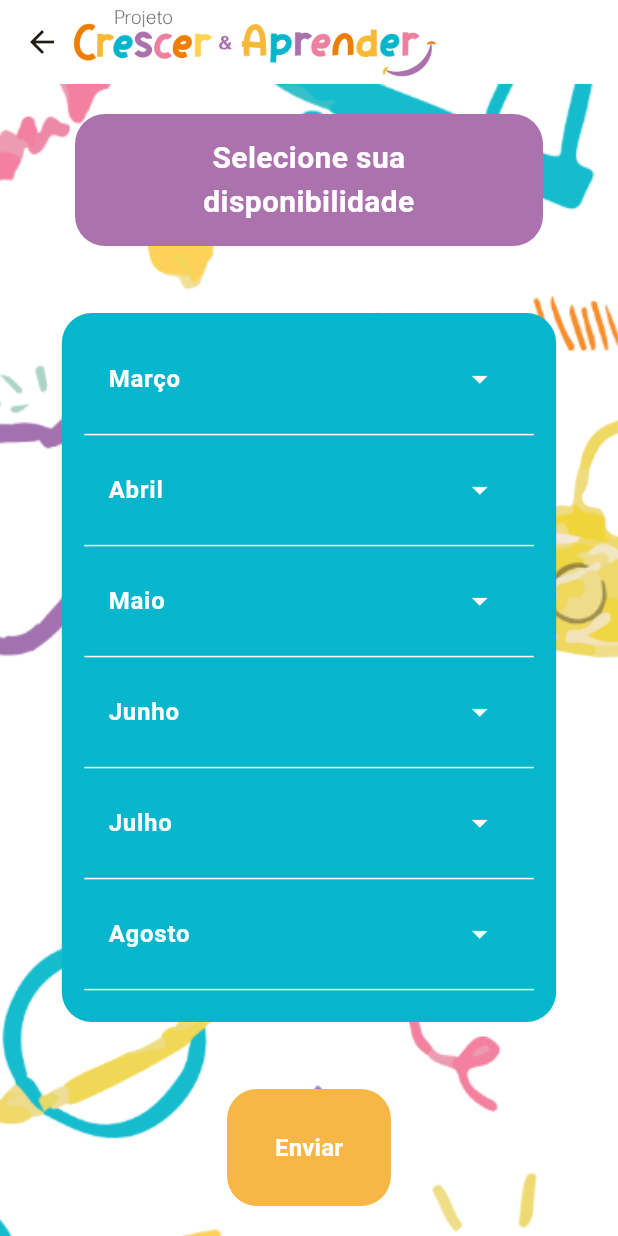
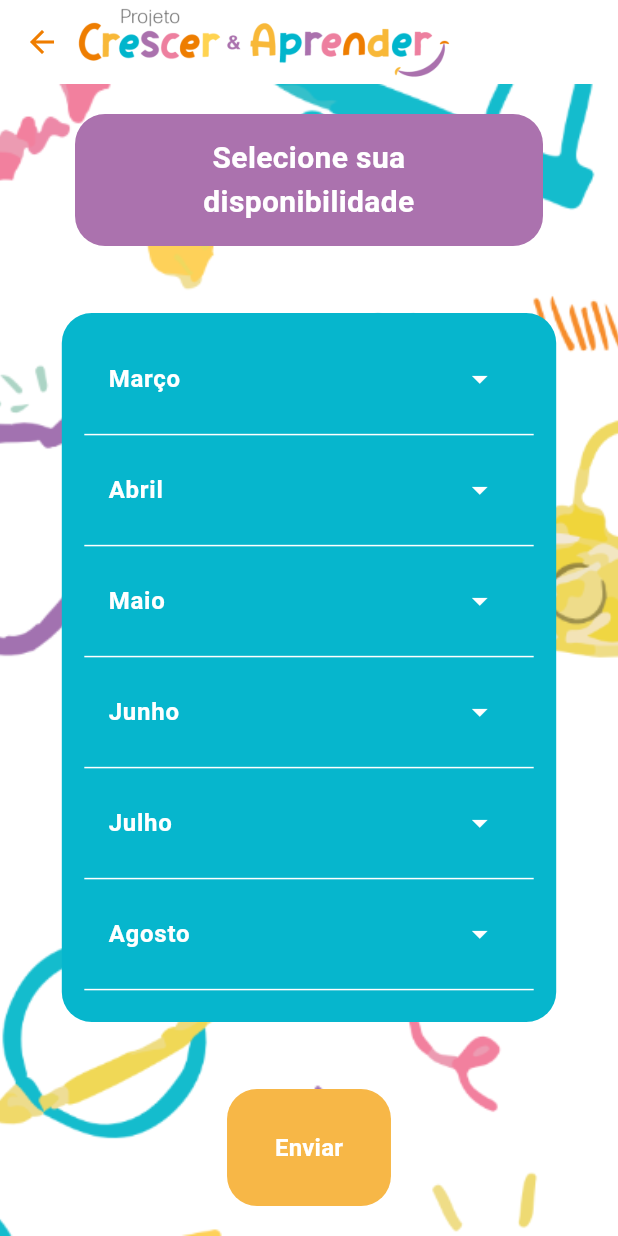
Before and after one commit to MiliTenorio/PCeA_App, a Flutter app: the screen it shows after launch, after a tap on "Disponibilidade", on a phone screen of 412 x 824 dp. Run offline on Flutter 3.47's test engine with Material 3 defaults, Android fonts, the phone set to English and light mode, and no system bars; our stand-ins replace flutter_mobx, flutter_modular, mobx; generated files the repository leaves out were written again.

Commit message:
update to use custom appbar

```diff
--- a/pcea_app/lib/features/schedule/presentation/pages/schedule_page.dart
+++ b/pcea_app/lib/features/schedule/presentation/pages/schedule_page.dart
@@ -2,6 +2,7 @@ import 'package:flutter/material.dart';
 import 'package:flutter_modular/flutter_modular.dart';
 import 'package:pcea_app/core/utils/AppColors.dart';
 import 'package:pcea_app/features/schedule/presentation/stores/user_store.dart';
+import 'package:pcea_app/features/schedule/presentation/widgets/custom_app_bar.dart';
 import 'package:pcea_app/features/schedule/presentation/widgets/months_options_widget.dart';
 import 'package:pcea_app/features/schedule/presentation/widgets/title_widget.dart';
 import 'package:pcea_app/features/schedule/presentation/widgets/send_dates_dialog.dart';
@@ -22,12 +23,7 @@ class _SchedulePageState extends State<SchedulePage> {
     widget.userStore.getAvailableDates();
 
     return Scaffold(
-    appBar: AppBar(
-      backgroundColor: AppColors.white,
-      //turn this better updating the image
-      flexibleSpace: SafeArea(child: Align(alignment: Alignment.centerLeft,
-      child: Transform.scale(scale: 2.5, child: Image.asset('lib/core/assets/logo_pcea.png', width: 340,),)),),
-    ),
+    appBar: CustomAppBar(),
     body: Container(
       width: MediaQuery.of(context).size.width,
       height: MediaQuery.of(context).size.height,
--- /dev/null
+++ b/pcea_app/lib/features/schedule/presentation/widgets/custom_app_bar.dart
@@ -0,0 +1,37 @@
+import 'package:flutter/material.dart';
+import 'package:pcea_app/core/utils/AppColors.dart';
+
+class CustomAppBar extends StatelessWidget implements PreferredSizeWidget{
+  const CustomAppBar({super.key});
+
+  @override
+  Widget build(BuildContext context) {
+    final bool isFirstRoute = ModalRoute.of(context)?.isFirst ?? true;
+
+    return AppBar(
+      backgroundColor: AppColors.white,
+      elevation: 0,
+      leading: isFirstRoute
+          ? null
+          : IconButton(
+              icon: const Icon(Icons.arrow_back, color: AppColors.orange),
+              onPressed: () => Navigator.of(context).pop(),
+            ),
+      flexibleSpace: SafeArea(
+        child: Align(
+          alignment: Alignment.centerLeft,
+          child: Padding(
+            padding: EdgeInsets.only(left: isFirstRoute ? 16.0 : 36.0),
+            child: Image.asset(
+              'lib/core/assets/logo_pcea_new.png',
+              width: 280,
+            ),
+          ),
+        ),
+      ),
+    );
+  }
+
+  @override
+  Size get preferredSize => const Size.fromHeight(kToolbarHeight);
+}
--- a/pcea_app/lib/main.dart
+++ b/pcea_app/lib/main.dart
@@ -5,6 +5,7 @@ import 'package:pcea_app/core/main_modular.dart';
 import 'package:pcea_app/core/utils/AppColors.dart';
 import 'package:pcea_app/features/schedule/presentation/stores/user_store.dart';
 import 'package:pcea_app/features/schedule/presentation/widgets/available_options_widget.dart';
+import 'package:pcea_app/features/schedule/presentation/widgets/custom_app_bar.dart';
 import 'package:pcea_app/features/schedule/presentation/widgets/schedule_widget.dart';
 import 'package:pcea_app/features/schedule/presentation/widgets/title_widget.dart';
 
@@ -44,12 +45,7 @@ Widget build(BuildContext context) {
   userStore.loadUser();
 
   return Scaffold(
-    appBar: AppBar(
-      backgroundColor: AppColors.white,
-      //turn this better updating the image
-      flexibleSpace: SafeArea(child: Align(alignment: Alignment.centerLeft,
-      child: Transform.scale(scale: 2.5, child: Image.asset('lib/core/assets/logo_pcea.png', width: 280,),)),),
-    ),
+    appBar: CustomAppBar(),
     body: Container(
       width: MediaQuery.of(context).size.width,
       height: MediaQuery.of(context).size.height,
```
